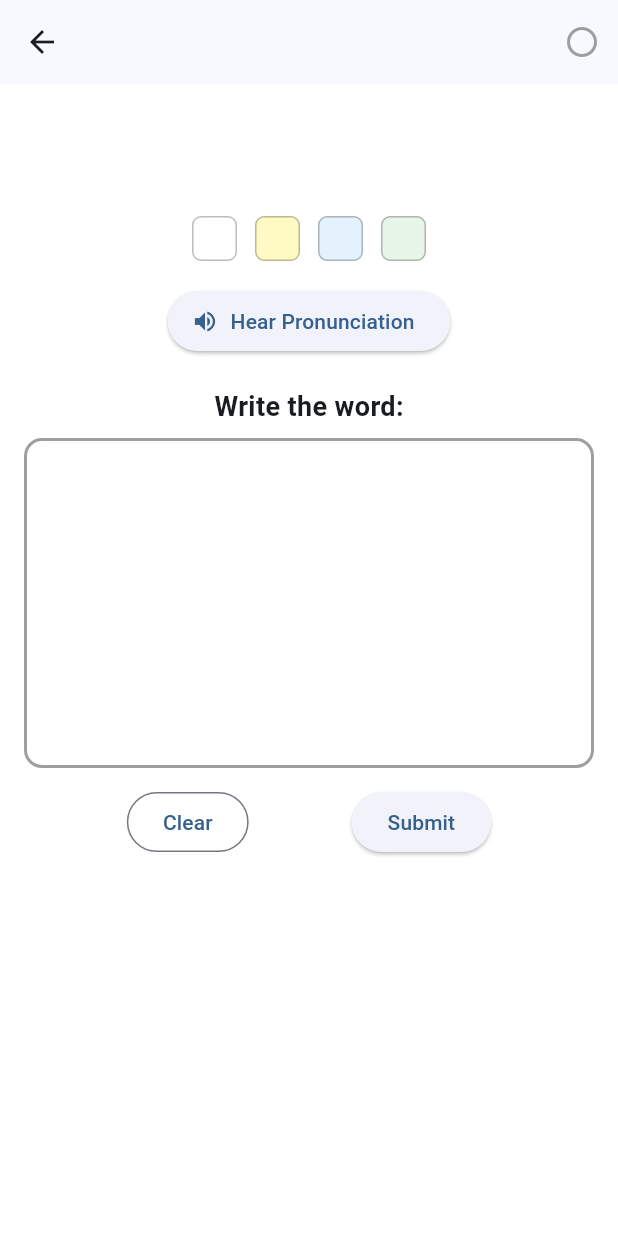
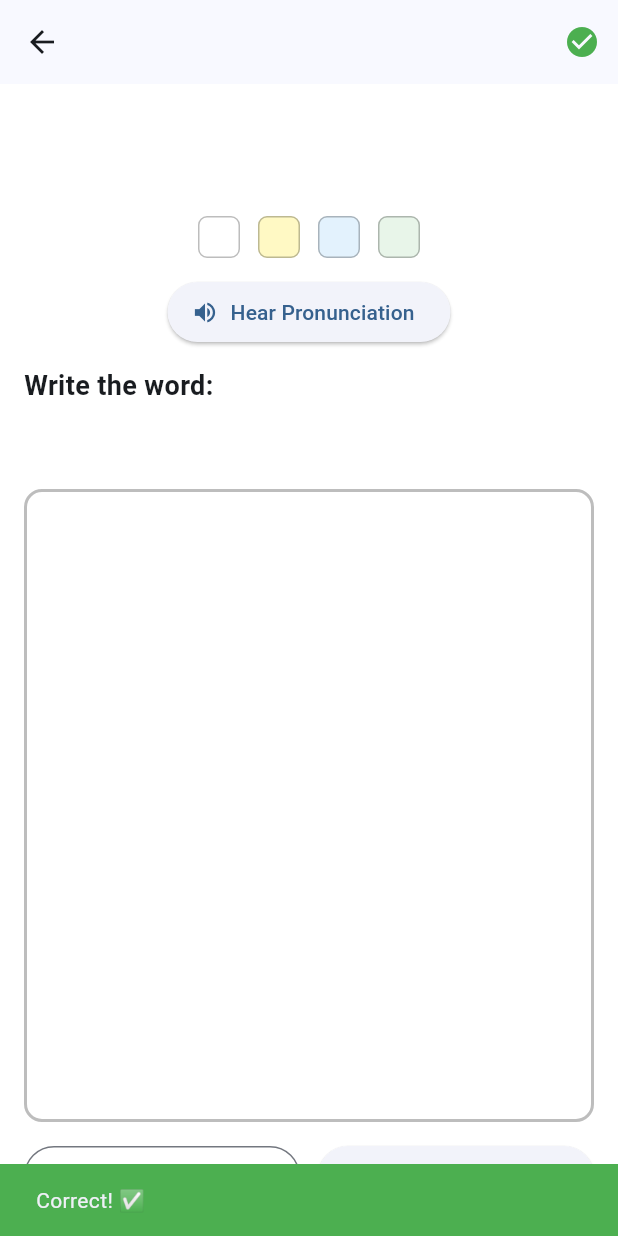
Before and after one commit to suhani2110/AppForDyslexic, a Flutter app: the WordPracticePage screen opened directly with empty values, after a tap on "Submit", on a phone screen of 412 x 824 dp. Run offline on Flutter 3.47's test engine with Material 3 defaults, Android fonts, the phone set to English and light mode, and no system bars; our stand-ins replace flutter_tts, image_picker, shared_preferences; missing offline and left inert: google_mlkit_digital_ink_recognition, google_mlkit_text_recognition, record; accounts and stored records are empty.

```diff
--- a/dyslexia_app/lib/screens/learning/word_practice_page.dart
+++ b/dyslexia_app/lib/screens/learning/word_practice_page.dart
@@ -5,7 +5,6 @@ import '../../widgets/canvas/drawing_canvas.dart';
 
 class WordPracticePage extends StatefulWidget {
   final String word;
-
   const WordPracticePage({super.key, required this.word});
 
   @override
@@ -14,26 +13,26 @@ class WordPracticePage extends StatefulWidget {
 
 class _WordPracticePageState extends State<WordPracticePage> {
   final TtsService _tts = TtsService();
-
-  Color backgroundColor = Colors.white;
+  Color bg = Colors.white;
   bool completed = false;
 
   @override
   void initState() {
     super.initState();
-    _loadProgress();
+    _load();
   }
 
-  Future<void> _loadProgress() async {
+  Future<void> _load() async {
     completed = await ProgressService.isCompleted(widget.word);
     setState(() {});
   }
 
   Future<void> _markCompleted() async {
-    if (completed) return;
-
     await ProgressService.markCompleted(widget.word);
     setState(() => completed = true);
+    ScaffoldMessenger.of(context).showSnackBar(
+      const SnackBar(content: Text("✅ Correct!")),
+    );
   }
 
   @override
@@ -56,51 +55,42 @@ class _WordPracticePageState extends State<WordPracticePage> {
         ],
       ),
       body: Container(
-        color: backgroundColor,
+        color: bg,
         padding: const EdgeInsets.all(16),
         child: Column(
           children: [
-            // WORD
             Text(
               widget.word,
               style: const TextStyle(
-                fontSize: 42,
+                fontSize: 44,
                 fontWeight: FontWeight.bold,
               ),
             ),
-
-            const SizedBox(height: 12),
-
-            // BACKGROUND COLORS
+            const SizedBox(height: 10),
             Row(
               mainAxisAlignment: MainAxisAlignment.center,
               children: [
-                _colorButton(Colors.white),
-                _colorButton(Colors.yellow.shade100),
-                _colorButton(Colors.blue.shade50),
-                _colorButton(Colors.green.shade50),
+                _color(Colors.white),
+                _color(Colors.yellow.shade100),
+                _color(Colors.blue.shade50),
+                _color(Colors.green.shade50),
               ],
             ),
-
-            const SizedBox(height: 16),
-
-            // TTS
+            const SizedBox(height: 12),
             ElevatedButton.icon(
+              onPressed: () => _tts.speak(widget.word),
               icon: const Icon(Icons.volume_up),
               label: const Text("Hear Pronunciation"),
-              onPressed: () => _tts.speak(widget.word),
             ),
-
-            const SizedBox(height: 20),
-
-            const Text(
+            const SizedBox(height: 12),
+            const Align(
+              alignment: Alignment.centerLeft,
+              child: Text(
                 "Write the word:",
                 style: TextStyle(fontSize: 18, fontWeight: FontWeight.w600),
               ),
-
+            ),
             const SizedBox(height: 8),
-
-            // ✅ CANVAS (FIXED)
             Expanded(
               child: DrawingCanvas(
                 targetWord: widget.word,
@@ -113,19 +103,17 @@ class _WordPracticePageState extends State<WordPracticePage> {
     );
   }
 
-  Widget _colorButton(Color color) {
-    return GestureDetector(
-      onTap: () => setState(() => backgroundColor = color),
+  Widget _color(Color c) => GestureDetector(
+        onTap: () => setState(() => bg = c),
         child: Container(
           margin: const EdgeInsets.symmetric(horizontal: 6),
-        width: 30,
-        height: 30,
+          width: 28,
+          height: 28,
           decoration: BoxDecoration(
-          color: color,
+            color: c,
             borderRadius: BorderRadius.circular(6),
             border: Border.all(color: Colors.black26),
           ),
         ),
       );
 }
-}
--- a/dyslexia_app/lib/services/handwriting_service.dart
+++ b/dyslexia_app/lib/services/handwriting_service.dart
@@ -4,7 +4,9 @@ class HandwritingService {
   static final DigitalInkRecognizer _recognizer =
       DigitalInkRecognizer(languageCode: 'en-US');
 
-  static Future<String?> recognize(List<List<StrokePoint>> strokes) async {
+  static Future<String?> recognize(
+    List<List<StrokePoint>> strokes,
+  ) async {
     if (strokes.isEmpty) return null;
 
     final ink = Ink();
@@ -15,11 +17,17 @@ class HandwritingService {
       ink.strokes.add(stroke);
     }
 
-    final candidates = await _recognizer.recognize(ink);
+    try {
+      final candidates =
+          await _recognizer.recognize(ink).timeout(const Duration(seconds: 3));
 
-    if (candidates.isEmpty) return null;
+      if (candidates.isEmpty) return null;
 
-    return candidates.first.text;
+      return candidates.first.text;
+    } catch (e) {
+      // ⛔ timeout OR ML failure
+      return null;
+    }
   }
 
   static Future<void> dispose() async {
--- a/dyslexia_app/lib/widgets/canvas/drawing_canvas.dart
+++ b/dyslexia_app/lib/widgets/canvas/drawing_canvas.dart
@@ -1,6 +1,4 @@
 import 'package:flutter/material.dart';
-import 'package:google_mlkit_digital_ink_recognition/google_mlkit_digital_ink_recognition.dart';
-import '../../services/handwriting_service.dart';
 
 class DrawingCanvas extends StatefulWidget {
   final String targetWord;
@@ -17,117 +15,184 @@ class DrawingCanvas extends StatefulWidget {
 }
 
 class _DrawingCanvasState extends State<DrawingCanvas> {
-  final List<List<StrokePoint>> _strokes = [];
-  List<StrokePoint> _currentStroke = [];
-  bool _recognizing = false;
+  final List<Offset> _points = [];
+  late List<bool> _letterCorrect;
 
-  void _clearCanvas() {
+  Size _size = Size.zero;
+
+  @override
+  void initState() {
+    super.initState();
+    _letterCorrect = List.filled(widget.targetWord.length, false);
+  }
+
+  void _clear() {
     setState(() {
-      _strokes.clear();
-      _currentStroke.clear();
+      _points.clear();
+      _letterCorrect = List.filled(widget.targetWord.length, false);
     });
   }
 
-  Future<void> _submit() async {
-    if (_strokes.isEmpty) return;
+  bool _validate() {
+    final letters = widget.targetWord.toLowerCase();
+    final slots = letters.length;
+    final slotWidth = _size.width / slots;
 
-    setState(() => _recognizing = true);
+    final slotPoints = List.generate(slots, (_) => <Offset>[]);
 
-    final recognized = await HandwritingService.recognize(_strokes);
-
-    setState(() => _recognizing = false);
-
-    if (recognized == null) {
-      _show("Could not recognize handwriting ❌", false);
-      return;
+    for (final p in _points) {
+      final slot = (p.dx / slotWidth).floor().clamp(0, slots - 1);
+      slotPoints[slot].add(p);
     }
 
-    final isCorrect = recognized.trim().toLowerCase() ==
-        widget.targetWord.trim().toLowerCase();
+    bool allCorrect = true;
 
-    if (isCorrect) {
-      widget.onCorrect();
-      _show("Correct! ✅ ($recognized)", true);
-    } else {
-      _show("Incorrect ❌ You wrote \"$recognized\"", false);
-    }
+    for (int i = 0; i < slots; i++) {
+      final pts = slotPoints[i];
+      final letter = letters[i];
+
+      if (pts.length < 15) {
+        _letterCorrect[i] = false;
+        allCorrect = false;
+        continue;
       }
 
-  void _show(String msg, bool success) {
-    ScaffoldMessenger.of(context).showSnackBar(
-      SnackBar(
-        content: Text(msg),
-        backgroundColor: success ? Colors.green : Colors.red,
-      ),
-    );
+      final minY = pts.map((p) => p.dy).reduce((a, b) => a < b ? a : b);
+      final maxY = pts.map((p) => p.dy).reduce((a, b) => a > b ? a : b);
+      final heightRatio = (maxY - minY) / _size.height;
+
+      bool validHeight;
+
+      // Tall letters
+      if ("fthl".contains(letter)) {
+        validHeight = heightRatio > 0.45;
+      }
+      // Short letters
+      else {
+        validHeight = heightRatio < 0.65;
+      }
+
+      _letterCorrect[i] = validHeight;
+      if (!validHeight) allCorrect = false;
+    }
+
+    setState(() {});
+    return allCorrect;
   }
 
   @override
   Widget build(BuildContext context) {
+    return LayoutBuilder(builder: (context, constraints) {
+      _size = Size(constraints.maxWidth, constraints.maxHeight);
+      final slots = widget.targetWord.length;
+
       return Column(
         children: [
-        // DRAWING AREA
-        Container(
-          height: 220,
+          // ---------- SLOT GUIDES ----------
+          SizedBox(
+            height: 40,
+            child: Row(
+              children: List.generate(slots, (i) {
+                return Expanded(
+                  child: Container(
+                    margin: const EdgeInsets.symmetric(horizontal: 2),
                     decoration: BoxDecoration(
-            border: Border.all(color: Colors.grey, width: 2),
+                      border: Border.all(
+                        color: _letterCorrect[i] ? Colors.green : Colors.red,
+                        width: 2,
+                      ),
+                    ),
+                    alignment: Alignment.center,
+                    child: Text(
+                      widget.targetWord[i],
+                      style: const TextStyle(
+                        fontSize: 20,
+                        fontWeight: FontWeight.bold,
+                        color: Colors.black26,
+                      ),
+                    ),
+                  ),
+                );
+              }),
+            ),
+          ),
+
+          const SizedBox(height: 8),
+
+          // ---------- CANVAS ----------
+          Expanded(
+            child: Container(
+              decoration: BoxDecoration(
+                border: Border.all(color: Colors.black26, width: 2),
                 borderRadius: BorderRadius.circular(12),
               ),
               child: GestureDetector(
-            onPanStart: (_) => _currentStroke = [],
                 onPanUpdate: (details) {
-              setState(() {
-                _currentStroke.add(
-                  StrokePoint(
-                    x: details.localPosition.dx,
-                    y: details.localPosition.dy,
-                    t: DateTime.now().millisecondsSinceEpoch,
+                  final box = context.findRenderObject() as RenderBox;
+                  final pos = box.globalToLocal(details.globalPosition);
+
+                  if (pos.dx >= 0 &&
+                      pos.dx <= _size.width &&
+                      pos.dy >= 0 &&
+                      pos.dy <= _size.height) {
+                    setState(() => _points.add(pos));
+                  }
+                },
+                onPanEnd: (_) => _points.add(Offset.zero),
+                child: CustomPaint(
+                  painter: _StrokePainter(_points),
+                  size: Size.infinite,
                 ),
-                );
-              });
-            },
-            onPanEnd: (_) {
-              _strokes.add(_currentStroke);
-              _currentStroke = [];
-            },
-            child: CustomPaint(
-              painter: _CanvasPainter(_strokes),
-              size: Size.infinite,
               ),
             ),
           ),
 
           const SizedBox(height: 12),
 
-        // CONTROLS
+          // ---------- ACTIONS ----------
           Row(
-          mainAxisAlignment: MainAxisAlignment.spaceEvenly,
             children: [
-            OutlinedButton(
-              onPressed: _clearCanvas,
+              Expanded(
+                child: OutlinedButton(
+                  onPressed: _clear,
                   child: const Text("Clear"),
                 ),
-            ElevatedButton(
-              onPressed: _recognizing ? null : _submit,
-              child: _recognizing
-                  ? const SizedBox(
-                      width: 20,
-                      height: 20,
-                      child: CircularProgressIndicator(strokeWidth: 2),
-                    )
-                  : const Text("Submit"),
+              ),
+              const SizedBox(width: 12),
+              Expanded(
+                child: ElevatedButton(
+                  onPressed: () {
+                    if (_validate()) {
+                      widget.onCorrect();
+                      ScaffoldMessenger.of(context).showSnackBar(
+                        const SnackBar(
+                          content: Text("Correct! ✅"),
+                          backgroundColor: Colors.green,
+                        ),
+                      );
+                    } else {
+                      ScaffoldMessenger.of(context).showSnackBar(
+                        const SnackBar(
+                          content: Text("Some letters are incorrect ❌"),
+                          backgroundColor: Colors.red,
+                        ),
+                      );
+                    }
+                  },
+                  child: const Text("Submit"),
+                ),
               ),
             ],
           ),
         ],
       );
+    });
   }
 }
 
-class _CanvasPainter extends CustomPainter {
-  final List<List<StrokePoint>> strokes;
-
-  _CanvasPainter(this.strokes);
+class _StrokePainter extends CustomPainter {
+  final List<Offset> points;
+  _StrokePainter(this.points);
 
   @override
   void paint(Canvas canvas, Size size) {
@@ -136,13 +201,9 @@ class _CanvasPainter extends CustomPainter {
       ..strokeWidth = 4
       ..strokeCap = StrokeCap.round;
 
-    for (final stroke in strokes) {
-      for (int i = 0; i < stroke.length - 1; i++) {
-        canvas.drawLine(
-          Offset(stroke[i].x, stroke[i].y),
-          Offset(stroke[i + 1].x, stroke[i + 1].y),
-          paint,
-        );
+    for (int i = 0; i < points.length - 1; i++) {
+      if (points[i] != Offset.zero && points[i + 1] != Offset.zero) {
+        canvas.drawLine(points[i], points[i + 1], paint);
       }
     }
   }
```
Lines whose indentation alone changed are shown as unchanged.
